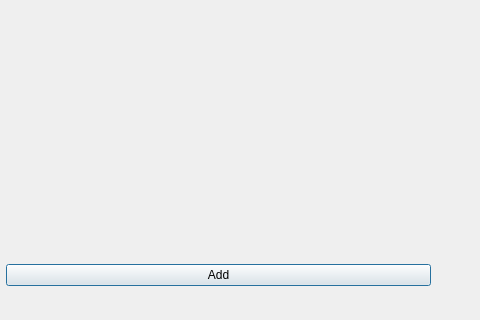
The window that compositionhelper/compositionhelper/ch/resources/chmainwindow.ui (Grum999/CompositionHelper) describes before a commit, drawn with Qt 5; both pictures show x 0 to 480 and y 420 to 740 of the 1024 by 740 pixel window.
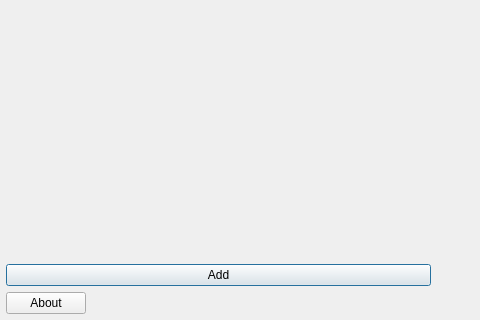
The same window after the commit. Icons and pictures are not drawn. Custom widgets are drawn as their Qt base class.

Commit message:
Implement About window
Just for fun :)
Note: I got the Vutrivian Buli idea when I start to look about
differents common helpers ^_^'

What changed in the file:
```diff
--- a/compositionhelper/compositionhelper/ch/resources/chmainwindow.ui
+++ b/compositionhelper/compositionhelper/ch/resources/chmainwindow.ui
@@ -310,6 +310,16 @@
       <property name="bottomMargin">
        <number>0</number>
       </property>
+      <item>
+       <widget class="QPushButton" name="pbAbout">
+        <property name="text">
+         <string>About</string>
+        </property>
+        <property name="icon">
+         <iconset theme="help-about"/>
+        </property>
+       </widget>
+      </item>
       <item>
        <spacer name="horizontalSpacer">
         <property name="orientation">
```
Left out of the diff: 2 changed lines with no effect on the pictures. The commit also changes 5 other files.
